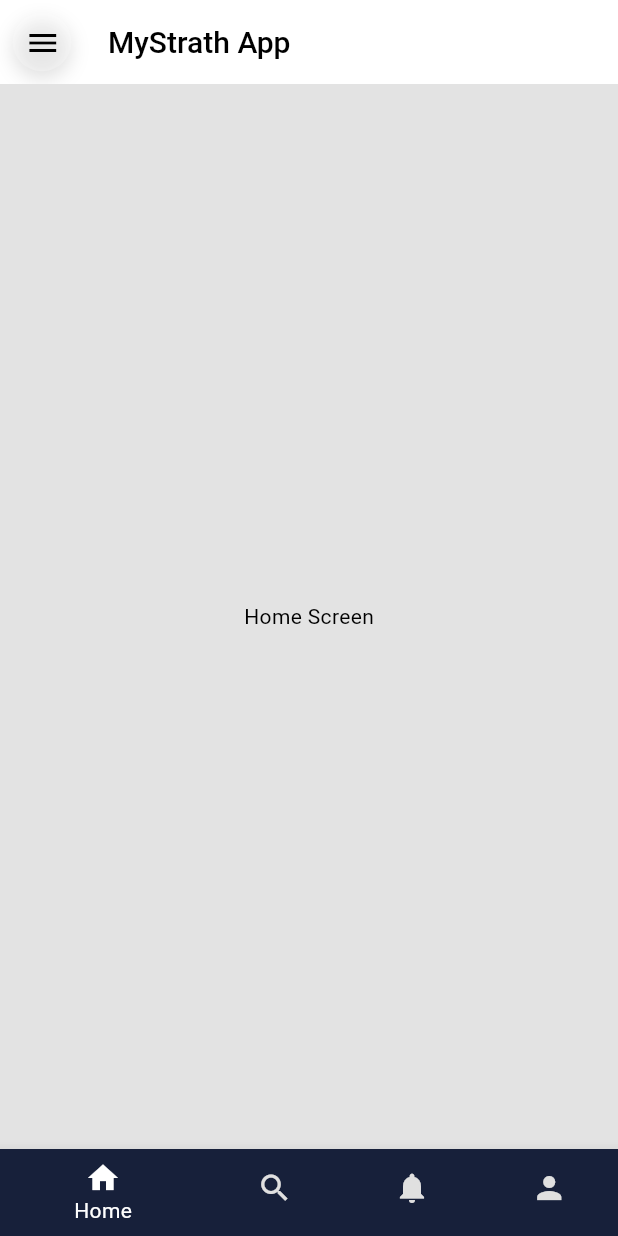
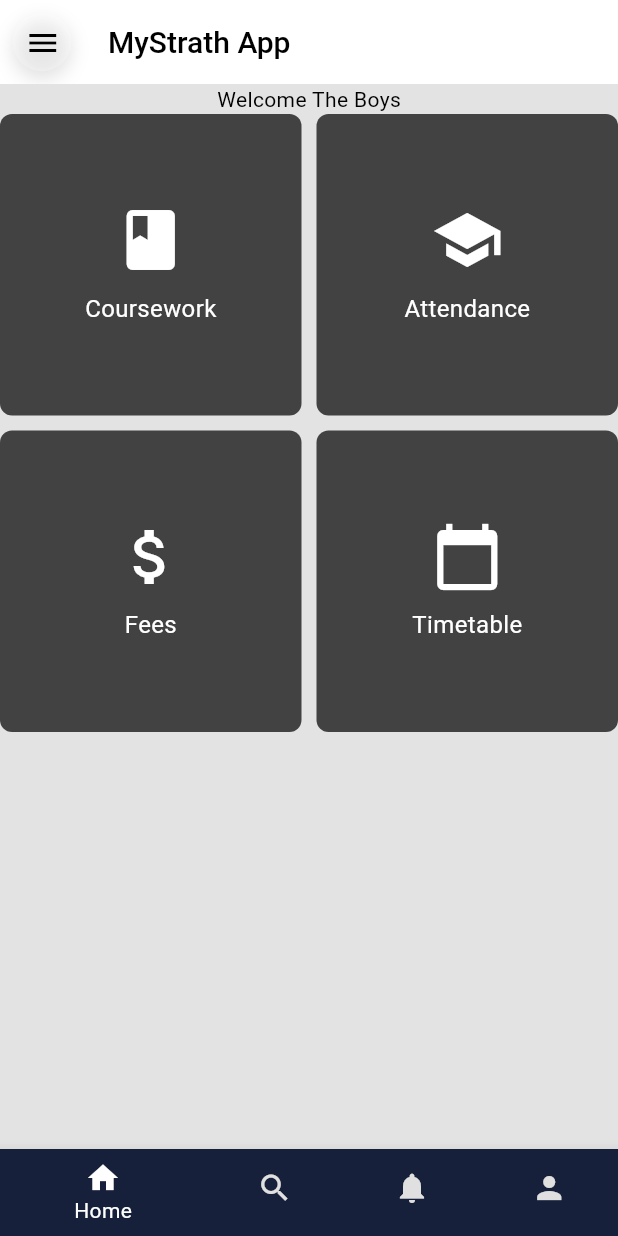
Before and after one commit to CH-CHISAKA/mystrath_TB, a Flutter app: the screen it shows after launch, on a phone screen of 412 x 824 dp. Run offline on Flutter 3.47's test engine with Material 3 defaults, Android fonts, the phone set to English and light mode, and no system bars; our stand-ins replace cached_network_image, cloud_firestore, get, google_fonts; accounts and stored records are empty.

Commit message:
Final commit before branching

```diff
--- a/lib/main.dart
+++ b/lib/main.dart
@@ -1,6 +1,6 @@
 import 'package:flutter/material.dart';
 // import 'package:mystrath/views/authentications_screen/authentication_screen.dart';
-import 'package:mystrath/views/home_screen/mian_home_screen.dart';
+import 'package:mystrath/views/home_screen/main_home_screen.dart';
 import 'package:mystrath/views/themes/theme_toggle.dart';
 import 'package:provider/provider.dart';
 
--- a/lib/views/attendance_screen/attendance_screen.dart
+++ b/lib/views/attendance_screen/attendance_screen.dart
@@ -1,19 +1,10 @@
 import 'package:flutter/material.dart';
-import 'package:mystrath/models/course.dart';
-import 'package:mystrath/models/group.dart';
-import 'package:mystrath/models/lecturer.dart';
 import 'package:mystrath/models/Student.dart';
-import 'package:mystrath/models/unit.dart';
-import 'package:mystrath/models/unit_class.dart';
 import 'package:mystrath/controllers/studentController.dart';
 
 class AttendanceScreen extends StatefulWidget {
-  AttendanceScreen({super.key});
-  //Dummy Course
-  final Course course = Course(
-    id: "dummy",
-    name: "Bachelor of Business Information Technology",
-  );
+  final Student student;
+  const AttendanceScreen({super.key, required this.student});
 
   @override
   _AttendanceScreenState createState() => _AttendanceScreenState();
@@ -21,9 +12,6 @@ class AttendanceScreen extends StatefulWidget {
 
 class _AttendanceScreenState extends State<AttendanceScreen> {
 
-  //Dummy Class
-  late UnitClass dummyClass;
-  late Student _student;
   List<Map<String, dynamic>> attendanceData = [];
 
   @override
@@ -33,21 +21,8 @@ class _AttendanceScreenState extends State<AttendanceScreen> {
   }
 
   void _fetchAttendance() {
-    _student = Student(
-      course: widget.course,
-      classes: [],
-      email: 'john.doe@example.com',
-      name: 'John Doe',
-      imageUrl: 'https://example.com/image.jpg',
-      id: 12345,
-    );
-    dummyClass = UnitClass(
-        unit: Unit(name: 'Coding Essentials', code: "BBT1101"),
-        id: "dummy",
-        group: Group(name: "BBIT 1B", id: "id", course: widget.course),
-        lecturer: Lecturer(email: 'example.com', name: 'tom', id: 0001));
-    _student.classes?.add(dummyClass);
-    attendanceData = StudentController(student: _student).showAttendance();
+    //check for updates to attendance data
+    attendanceData = StudentController(student: widget.student).showAttendance();
   }
 
   void showDetailedAttendance() {
@@ -78,12 +53,10 @@ class _AttendanceScreenState extends State<AttendanceScreen> {
                       subtitle: Text(
                           'Lecturer: ${attendanceData[index]['lecturer']}\nTotal Hours: ${attendanceData[index]['totalTime']} | Hours Absent: ${attendanceData[index]['absentTime']} \nPercentage Absent: ${attendanceData[index]['absentPercentage'].toStringAsFixed(2)}%'),
                     );
-
                   },
                 ),
         ),
       ],
-      )
-    );
+    ));
   }
 }
--- a/lib/views/home_screen/components/hamburger_menu/hamburgermenu.dart
+++ b/lib/views/home_screen/components/hamburger_menu/hamburgermenu.dart
@@ -1,7 +1,7 @@
 // ignore_for_file: library_private_types_in_public_api
 
 import 'package:flutter/material.dart';
-import 'package:mystrath/views/home_screen/mian_home_screen.dart';
+import 'package:mystrath/views/home_screen/main_home_screen.dart';
 import 'package:mystrath/views/themes/themes.dart';
 import 'package:mystrath/views/themes/theme_toggle.dart';
 import 'package:provider/provider.dart';
@@ -135,7 +135,7 @@ class _HamburgerMenuState extends State<HamburgerMenu> {
                   ),
                 ),
                 title: Text(
-                  'The Boys', // Minor change
+                  widget.parentState.student.name, // Changed to use Dummy Student
                   style: TextStyle(
                   color: textColor,
                   fontSize: 18,
@@ -143,7 +143,7 @@ class _HamburgerMenuState extends State<HamburgerMenu> {
                   ),
                 ),
                 subtitle: Text(
-                  "the.boys@strathmore.edu",
+                  widget.parentState.student.email, //Changed to use Dummy Student
                   style: TextStyle(
                   color: textColor.withOpacity(0.7),
                   fontSize: 13,
--- a/lib/views/home_screen/components/nav_bar/bottom_navigation_bar.dart
+++ b/lib/views/home_screen/components/nav_bar/bottom_navigation_bar.dart
@@ -1,9 +1,9 @@
 import 'package:flutter/material.dart';
-import 'package:mystrath/views/home_screen/mian_home_screen.dart';
+import 'package:mystrath/views/home_screen/main_home_screen.dart';
 
 class BottomNavigation extends StatefulWidget {
-  MainHomeScreenState parentState;
-  BottomNavigation({super.key, required this.parentState});
+  final MainHomeScreenState parentState;
+  const BottomNavigation({super.key, required this.parentState});
 
   @override
   State<BottomNavigation> createState() => _BottomNavigationState();
--- /dev/null
+++ b/lib/views/home_screen/home_screen.dart
@@ -0,0 +1,57 @@
+import 'package:flutter/material.dart';
+import 'package:mystrath/views/home_screen/main_home_screen.dart';
+
+class HomeScreen extends StatelessWidget {
+  final MainHomeScreenState parentState;
+
+  HomeScreen({super.key, required this.parentState,});
+
+  final List<Map<String, dynamic>> items = [
+    {'icon': Icons.book, 'label': 'Coursework'},
+    {'icon': Icons.school, 'label': 'Attendance'},
+    {'icon': Icons.attach_money, 'label': 'Fees'},
+    {'icon': Icons.calendar_today, 'label': 'Timetable'},
+  ];
+
+
+  @override
+  Widget build(BuildContext context) {
+    return Scaffold(
+      body: Column(children: [
+        Text('Welcome ${parentState.student.name}'),
+        //const BannerWidgetCarousel(),
+        Expanded(
+          child: GridView.builder(
+            gridDelegate: SliverGridDelegateWithFixedCrossAxisCount(
+              crossAxisCount: 2,
+              crossAxisSpacing: 10.0,
+              mainAxisSpacing: 10.0,
+            ),
+            itemCount: items.length,
+            itemBuilder: (context, index) {
+              return GestureDetector(
+                onTap: () {
+                  // Handle item tap
+                },
+                child: Container(
+                  decoration: BoxDecoration(
+                    color: Colors.grey[800],
+                    borderRadius: BorderRadius.circular(8.0),
+                  ),
+                  child: Column(
+                    mainAxisAlignment: MainAxisAlignment.center,
+                    children: [
+                      Icon(items[index]['icon'], color: Colors.white, size: 48),
+                      SizedBox(height: 10),
+                      Text(items[index]['label'], style: TextStyle(color: Colors.white, fontSize: 16)),
+                    ],
+                  ),
+                ),
+              );
+            },
+          ),
+        )
+      ]),
+    );
+  }
+}
--- a/lib/views/home_screen/mian_home_screen.dart
+++ b/lib/views/home_screen/main_home_screen.dart
@@ -1,6 +1,13 @@
 import 'package:flutter/material.dart';
+import 'package:mystrath/models/Student.dart';
+import 'package:mystrath/models/course.dart';
+import 'package:mystrath/models/group.dart';
+import 'package:mystrath/models/lecturer.dart';
+import 'package:mystrath/models/unit.dart';
+import 'package:mystrath/models/unit_class.dart';
 import 'package:mystrath/views/attendance_screen/attendance_screen.dart';
 import 'package:mystrath/views/home_screen/components/nav_bar/bottom_navigation_bar.dart';
+import 'package:mystrath/views/home_screen/home_screen.dart';
 import 'package:mystrath/views/themes/theme_toggle.dart';
 import 'package:provider/provider.dart';
 import 'package:mystrath/views/home_screen/components/hamburger_menu/hamburgermenu.dart';
@@ -9,6 +16,7 @@ import 'package:mystrath/views/search_screen/search_screen.dart';
 
 class MainHomeScreen extends StatefulWidget {
   const MainHomeScreen({super.key});
+  //Dummy Course
 
   @override
   State<MainHomeScreen> createState() => MainHomeScreenState();
@@ -16,18 +24,17 @@ class MainHomeScreen extends StatefulWidget {
 
 class MainHomeScreenState extends State<MainHomeScreen> {
   int selectedIndex = 0;
+  final Course course = Course(
+    id: "dummy",
+    name: "Bachelor of Business Information Technology",
+  );
 
-  final List<Widget> _screens = [
-    const Center(child: Text('Home Screen')),
-    const SearchScreen(),
-    const NotificationScreen(),
-    const Center(child: Text('Profile Screen')),
-    const Center(child: Text('History Screen')),
-    const Center(child: Text('Help Screen')),
-    const Center(child: Text('About Screen')),
-    AttendanceScreen(),
-  ];
+  late UnitClass dummyClass;
+  late Student student;
 
+  late List<Widget> _screens;
+
+  late HamburgerMenu hamburgerMenu;
   late BottomNavigation bottomNavigation;
 
   final GlobalKey<ScaffoldState> scaffoldKey = GlobalKey<ScaffoldState>();
@@ -35,7 +42,37 @@ class MainHomeScreenState extends State<MainHomeScreen> {
   @override
   void initState() {
     super.initState();
+    //initialize late dummy data
+    student = Student(
+      course: course,
+      classes: [],
+      email: 'theboys@strathmore.edu',
+      name: 'The Boys',
+      imageUrl: 'https://www.google.com/imgres?q=the%20boys&imgurl=https%3A%2F%2Fupload.wikimedia.org%2Fwikipedia%2Fcommons%2F6%2F68%2FThe_Boys_TV_series_logo.svg&imgrefurl=https%3A%2F%2Fen.wikipedia.org%2Fwiki%2FThe_Boys_(TV_series)&docid=_5pxIcqNguTH0M&tbnid=Thxy4AxRSnB73M&vet=12ahUKEwiw9fTV_q2JAxV30wIHHUaoD3EQM3oECGIQAA..i&w=2500&h=975&hcb=2&ved=2ahUKEwiw9fTV_q2JAxV30wIHHUaoD3EQM3oECGIQAA',
+      id: 12345,
+    );
+    dummyClass = UnitClass(
+        unit: Unit(name: 'Coding Essentials', code: "BBT1101"),
+        id: "dummy",
+        group: Group(name: "BBIT 1B", id: "id", course: course),
+        lecturer: Lecturer(email: 'example.com', name: 'tom', id: 0001));
+    student.classes?.add(dummyClass);
+
+    //initialize screens list to use dummy data
+    _screens = [
+      HomeScreen(parentState: this,),
+      const SearchScreen(),
+      const NotificationScreen(),
+      const Center(child: Text('Profile Screen')),
+      const Center(child: Text('History Screen')),
+      const Center(child: Text('Help Screen')),
+      const Center(child: Text('About Screen')),
+      AttendanceScreen(student: student),
+    ];
+
+    //initialize hamburgerMenu and bottomNavigation
     bottomNavigation = BottomNavigation(parentState: this);
+    hamburgerMenu = HamburgerMenu(parentState: this);
   }
 
   @override
@@ -49,18 +86,11 @@ class MainHomeScreenState extends State<MainHomeScreen> {
       key: scaffoldKey,
       appBar: _buildAppBar(),
       drawer: Drawer(
-        child: HamburgerMenu(
-          parentState: this,
-        ),
+        child: hamburgerMenu
       ),
       backgroundColor: backgroundColor,
-      body: Column(
-        children: [
-          //const BannerWidgetCarousel(),
-          Expanded(
-            child: _screens[selectedIndex],
-          ) // Dynamically switch the screens
-        ],
+      body: Center(
+        child: _screens[selectedIndex], // Dynamically switch the screens
       ),
       bottomNavigationBar: bottomNavigation,
     );
```
Also changed, not shown: assets/images/profile_placeholder.png (added). Lines whose indentation alone changed are shown as unchanged.
